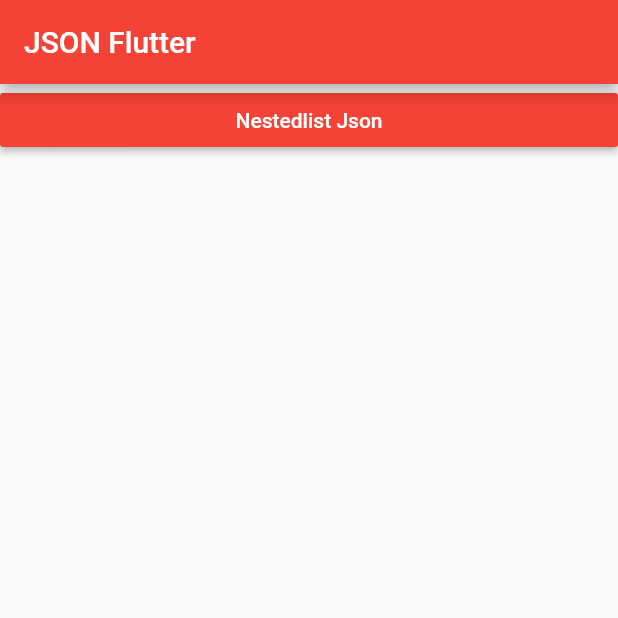
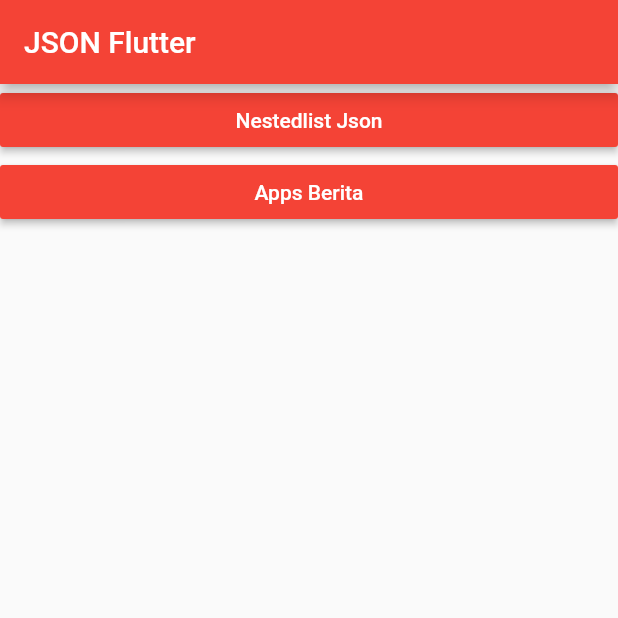
Before and after one commit to rizkipm/flutter-json, a Flutter app: the screen it shows after launch, on a phone screen of 412 x 824 dp, the top half of it. Run offline on Flutter 3.47's test engine with Material 2 defaults, Android fonts, the phone set to English and light mode, and no system bars.

Commit message:
add-navigation berita

```diff
--- a/json_flutter/lib/main.dart
+++ b/json_flutter/lib/main.dart
@@ -1,5 +1,6 @@
 import 'package:flutter/material.dart';
 import 'ui/list_user.dart';
+import 'ui/list_berita.dart';
 
 void main() => runApp(MyApp());
 
@@ -47,6 +48,14 @@ class PageHomeJson extends StatelessWidget {
                 Navigator.push(context, MaterialPageRoute(builder: (context)=> ListUser()));
               }, child: Text('Nestedlist Json'),
             ),
+            MaterialButton(
+              color: Colors.red,
+              textColor: Colors.white,
+              onPressed: (){
+
+                Navigator.push(context, MaterialPageRoute(builder: (context)=> PageListBerita()));
+              }, child: Text('Apps Berita'),
+            ),
           ],
         ),
       ),
```
